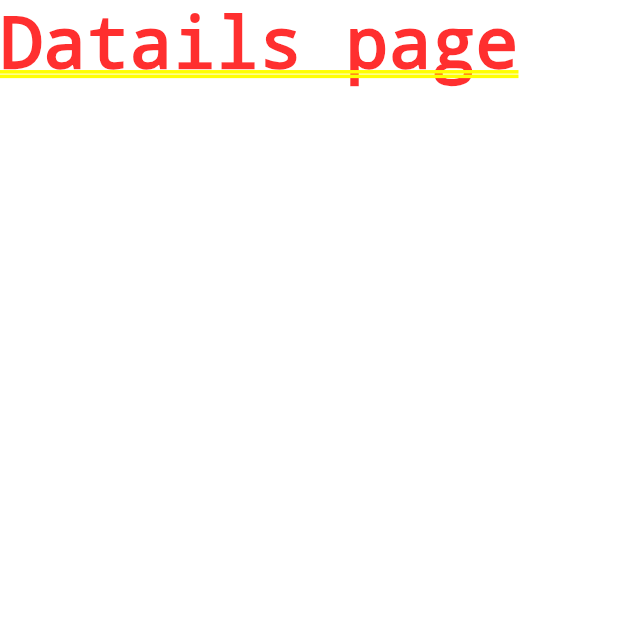
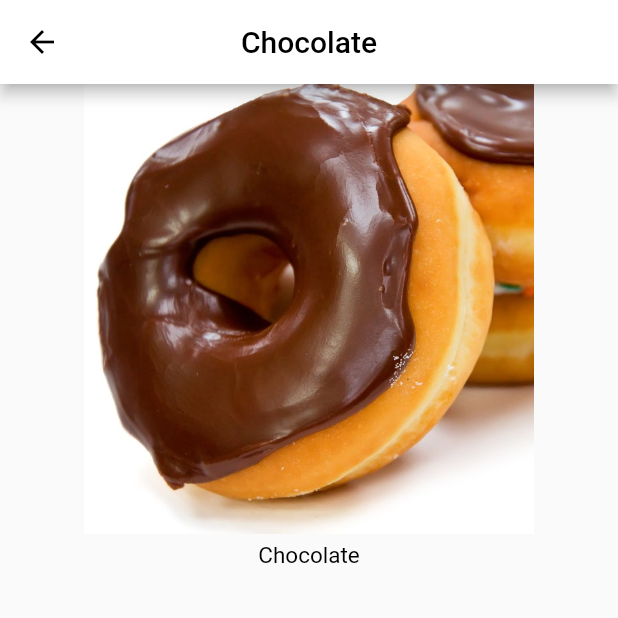
Before and after one commit to Zacchaeus-Oluwole/FLUTTER-PROJECTS, a Flutter app: the screen it shows after launch, after a tap on "Chocolate", on a phone screen of 412 x 824 dp, the top half of it. Run offline on Flutter 3.47's test engine with Material 2 defaults, Android fonts, the phone set to English and light mode, and no system bars.

Commit message:
Adding recipe detail

```diff
--- a/recipes/lib/main.dart
+++ b/recipes/lib/main.dart
@@ -1,5 +1,6 @@
 import 'package:flutter/material.dart';
 import 'recipe.dart';
+import 'recipe_detail.dart';
 
 void main() {
   runApp(const RecipeApp());
@@ -15,9 +16,9 @@ class RecipeApp extends StatelessWidget {
   @override
   Widget build(BuildContext context) {
     return MaterialApp(
-      title: 'Recipe Calculator',
+      title: 'Recipe for Dorcas',
       debugShowCheckedModeBanner: false,
-      home: const MyHomePage(title: 'Recipe Calculator'),
+      home: const MyHomePage(title: 'Recipe'),
     );
   }
 }
@@ -49,7 +50,7 @@ class _MyHomePageState extends State<MyHomePage> {
             return GestureDetector(
               onTap: (){
                 Navigator.push(context, MaterialPageRoute(builder: (context){
-                  return Text("Datails page");
+                  return RecipeDetail(recipe: Recipe.samples[index]);
                 },),
 
                 );
--- /dev/null
+++ b/recipes/lib/recipe_detail.dart
@@ -0,0 +1,47 @@
+import 'package:flutter/material.dart';
+import 'package:recipes/main.dart';
+import 'recipe.dart';
+
+class RecipeDetail extends StatefulWidget {
+  final Recipe recipe;
+  const RecipeDetail({Key? key, required this.recipe})
+  : super(key: key);
+
+  @override
+  State<RecipeDetail> createState() => _RecipeDetailState();
+}
+
+class _RecipeDetailState extends State<RecipeDetail> {
+  @override
+  Widget build(BuildContext context) {
+    return Scaffold(
+      appBar: AppBar(
+        title: Text( widget.recipe.label),
+        backgroundColor: whiteColor,
+        foregroundColor: blackColor,
+        centerTitle: true,
+      ),
+      body: SafeArea(
+        child: Column(
+          children: <Widget>[
+            SizedBox(
+              height: 300,
+              width: double.infinity,
+              child: Image(image: AssetImage(widget.recipe.imageUrl),),
+            ),
+            const SizedBox( height: 5.0,),
+            Text(
+              widget.recipe.label,
+              style: TextStyle(
+                color: blackColor,
+                fontSize: 15,
+              ),
+            )
+          ],
+
+          ),
+      ),
+    );
+
+  }
+}
```
Also changed, not shown: recipes/assets/code.jpg (deleted).
